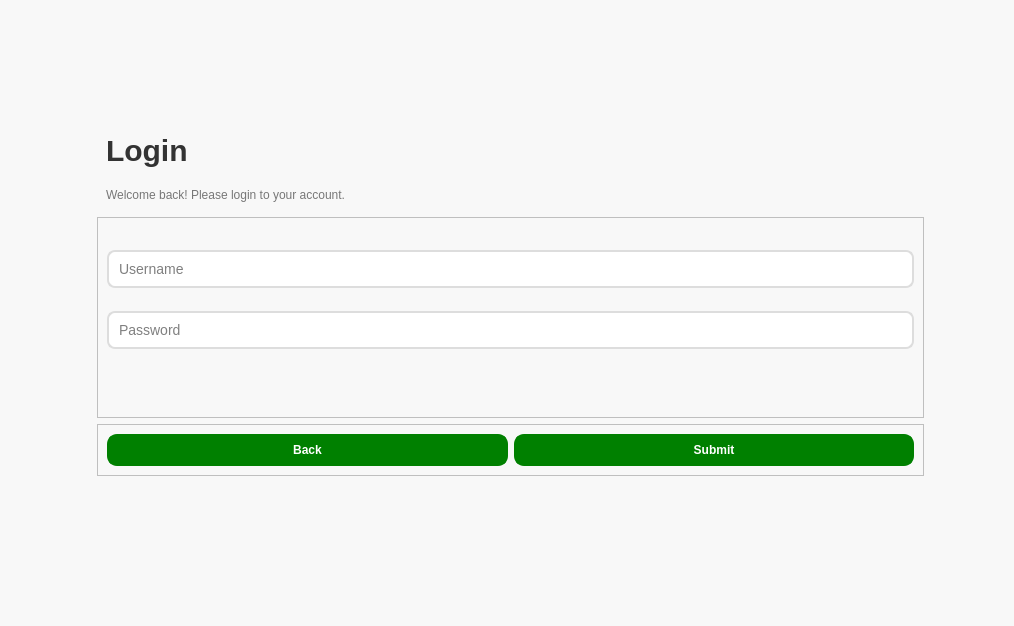
This is loginpage.ui in MuhammadUsman-Murtaza/forked-restaurant-management-system as Qt 5 draws it before an edit. The edited form follows.
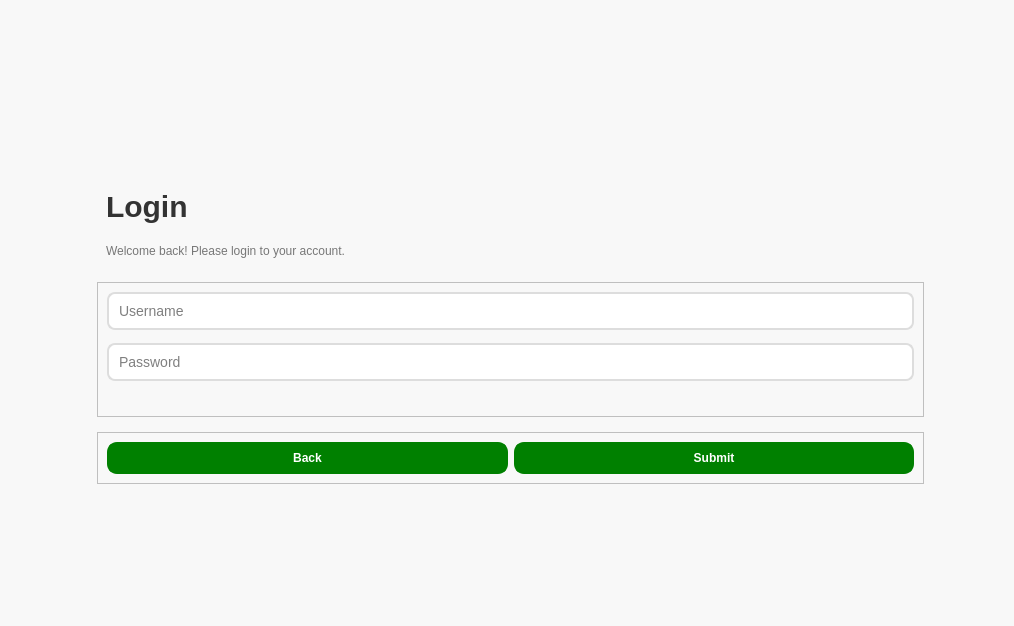
This is the edited form. Icons and pictures are not drawn.

Commit message:
Added Heading to Each Tab + Functional Inventory + restaurant Branding (#14)
* Added heading to Every Tab

* Fix Heading

* Resolved conflicts

* Functional inventory + Logo

* Functional Inventory + Logo

Patch:
```diff
--- a/loginpage.ui
+++ b/loginpage.ui
@@ -175,7 +175,13 @@
        <height>0</height>
       </size>
      </property>
+     <property name="styleSheet">
+      <string notr="true"/>
+     </property>
      <layout class="QVBoxLayout" name="verticalLayout_3">
+      <property name="spacing">
+       <number>15</number>
+      </property>
       <property name="leftMargin">
        <number>90</number>
       </property>
@@ -185,6 +191,41 @@
       <property name="bottomMargin">
        <number>0</number>
       </property>
+      <item>
+       <spacer name="verticalSpacer">
+        <property name="orientation">
+         <enum>Qt::Orientation::Vertical</enum>
+        </property>
+        <property name="sizeHint" stdset="0">
+         <size>
+          <width>20</width>
+          <height>40</height>
+         </size>
+        </property>
+       </spacer>
+      </item>
+      <item alignment="Qt::AlignmentFlag::AlignHCenter">
+       <widget class="QLabel" name="AppLogo">
+        <property name="maximumSize">
+         <size>
+          <width>170</width>
+          <height>160</height>
+         </size>
+        </property>
+        <property name="text">
+         <string/>
+        </property>
+        <property name="pixmap">
+         <pixmap resource="resource.qrc">:/images/images/RestaurantLogo.png</pixmap>
+        </property>
+        <property name="scaledContents">
+         <bool>true</bool>
+        </property>
+        <property name="alignment">
+         <set>Qt::AlignmentFlag::AlignCenter</set>
+        </property>
+       </widget>
+      </item>
       <item alignment="Qt::AlignmentFlag::AlignBottom">
        <widget class="QFrame" name="frame">
         <property name="styleSheet">
@@ -231,7 +272,7 @@
         </property>
         <layout class="QVBoxLayout" name="verticalLayout">
          <property name="spacing">
-          <number>0</number>
+          <number>13</number>
          </property>
          <property name="topMargin">
           <number>9</number>
@@ -321,6 +362,19 @@
         </layout>
        </widget>
       </item>
+      <item>
+       <spacer name="verticalSpacer_2">
+        <property name="orientation">
+         <enum>Qt::Orientation::Vertical</enum>
+        </property>
+        <property name="sizeHint" stdset="0">
+         <size>
+          <width>20</width>
+          <height>40</height>
+         </size>
+        </property>
+       </spacer>
+      </item>
      </layout>
     </widget>
    </item>
```
The commit also changes 5 other files.
